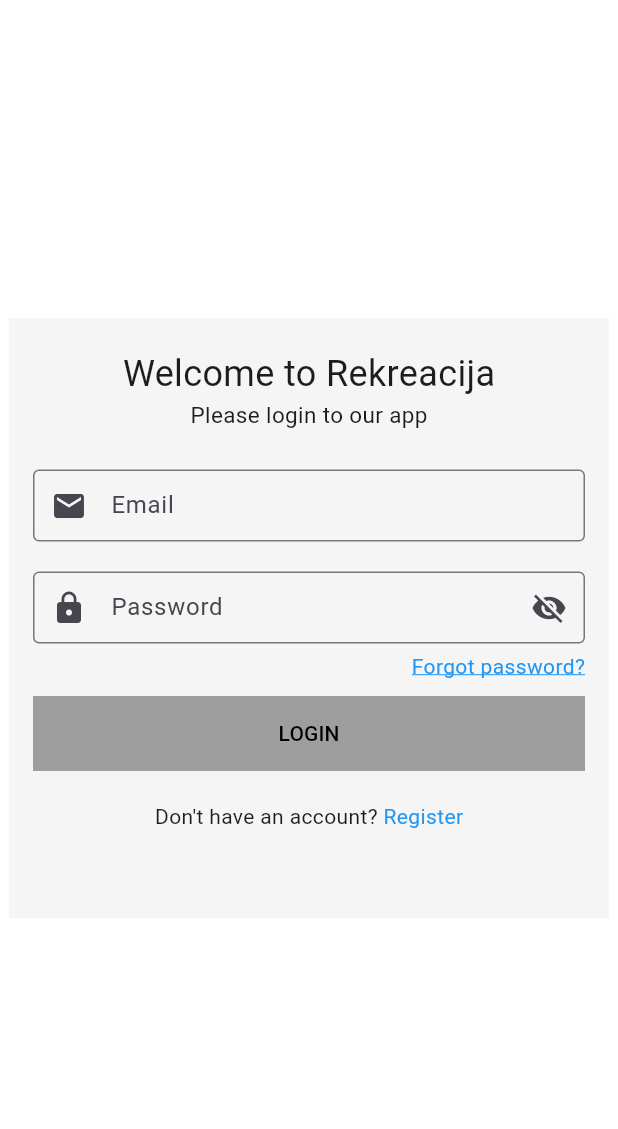
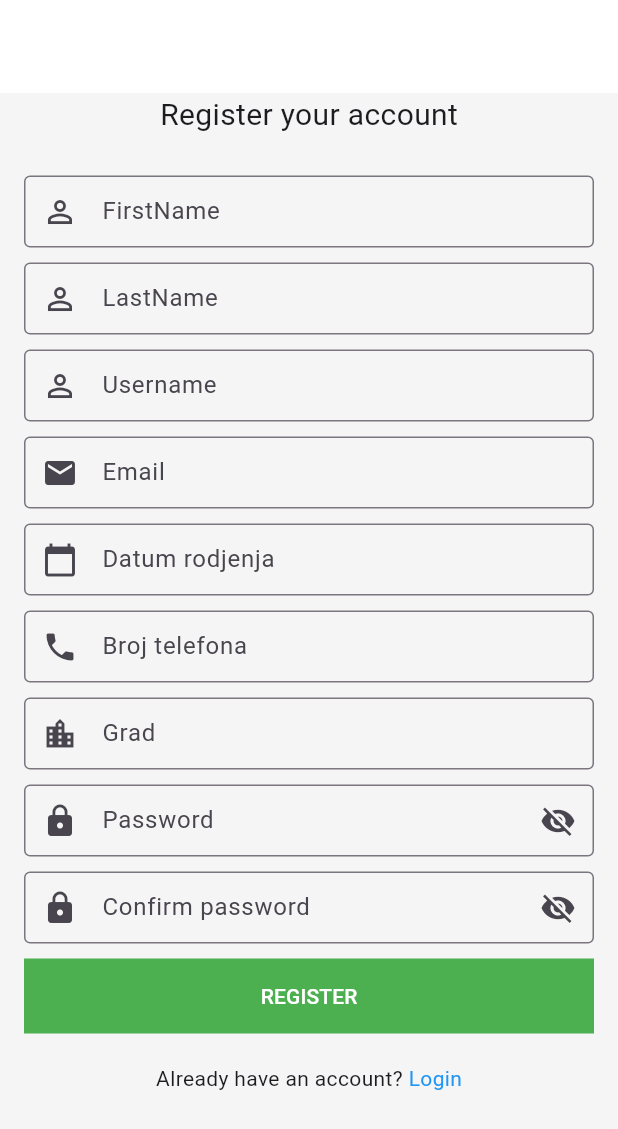
Before and after one commit to Siocic/rekreacija-ui, a Flutter app: the screen it shows after launch, on a phone screen of 412 x 824 dp. Shown: the top 1129 px of the screen. Run offline on Flutter 3.47's test engine with Material 3 defaults, Android fonts, the phone set to English and light mode, and no system bars; our stand-ins replace google_fonts.

Commit message:
add register screen

```diff
--- a/rekreacija_desktop/lib/main.dart
+++ b/rekreacija_desktop/lib/main.dart
@@ -1,6 +1,7 @@
 import 'package:flutter/material.dart';
 import 'package:rekreacija_desktop/screens/home_page.dart';
 import 'package:rekreacija_desktop/screens/login.dart';
+import 'package:rekreacija_desktop/screens/register_screen.dart';
 
 void main() {
   runApp(const MyApp());
@@ -17,7 +18,7 @@ class MyApp extends StatelessWidget {
         colorScheme: ColorScheme.fromSeed(seedColor: Colors.deepPurple),
         useMaterial3: true,
       ),
-      home: LoginScreen()
+      home: RegisterScreen()
     );
   }
 }
--- /dev/null
+++ b/rekreacija_desktop/lib/screens/register_screen.dart
@@ -0,0 +1,334 @@
+import 'package:flutter/material.dart';
+
+class RegisterScreen extends StatefulWidget {
+  RegisterScreen({super.key});
+  final TextEditingController _firstNameController = TextEditingController();
+  final TextEditingController _lastNameController = TextEditingController();
+  final TextEditingController _usernameNameController = TextEditingController();
+  final TextEditingController _emailController = TextEditingController();
+  final TextEditingController _phoneController = TextEditingController();
+  final TextEditingController _passwordController = TextEditingController();
+  final TextEditingController _repeatPasswordContoller =
+      TextEditingController();
+
+  @override
+  State<StatefulWidget> createState() => _RegisterScreenState();
+}
+
+class _RegisterScreenState extends State<RegisterScreen> {
+  Color _emailColor = Colors.black;
+  Color _firstNameColor = Colors.black;
+  Color _lastNameColor = Colors.black;
+  Color _phoneColor = Colors.black;
+  Color _passwordColor = Colors.black;
+  bool _showPassword = false;
+  bool _showRepeatPassword = false;
+
+  bool emailValidation(TextEditingController controller) {
+    final emailRegex = RegExp(
+        r"[a-zA-Z0-9.a-zA-Z0-9.!#$%&'*+/=?^_`{|}~-]+@[a-zA-Z0-9-]+\.[a-zA-Z]+");
+    if (controller.text.isEmpty) {
+      setState(() {
+        _emailColor = Colors.red;
+      });
+      return false;
+    } else if (emailRegex.hasMatch(controller.text) == false) {
+      setState(() {
+        _emailColor = Colors.red;
+      });
+      return false;
+    }
+    setState(() {
+      _emailColor = Colors.black;
+    });
+    return true;
+  }
+
+  bool validateFirstOrLastName(
+      TextEditingController controller, bool isFirstName) {
+    if (controller.text.isEmpty && isFirstName) {
+      setState(() {
+        _firstNameColor = Colors.red;
+      });
+      return false;
+    }
+    if (controller.text.isEmpty && !isFirstName) {
+      setState(() {
+        _lastNameColor = Colors.red;
+      });
+      return false;
+    }
+    if ((controller.text.length < 2 || controller.text.length > 50)) {
+      if (isFirstName) {
+        setState(() {
+          _firstNameColor = Colors.red;
+        });
+      } else {
+        setState(() {
+          _lastNameColor = Colors.red;
+        });
+      }
+      return false;
+    }
+    if (isFirstName) {
+      setState(() {
+        _firstNameColor = Colors.black;
+      });
+    } else {
+      setState(() {
+        _lastNameColor = Colors.black;
+      });
+    }
+    return true;
+  }
+
+  bool phoneNumberValidation(TextEditingController controller) {
+    final phoneRegex = RegExp(r"^\+?[0-9]*$");
+
+    if (controller.text.isEmpty) {
+      setState(() {
+        _phoneColor = Colors.red;
+      });
+      return false;
+    } else if (!phoneRegex.hasMatch(controller.text)) {
+      setState(() {
+        _phoneColor = Colors.red;
+      });
+      return false;
+    }
+    setState(() {
+      _phoneColor = Colors.black;
+    });
+    return true;
+  }
+
+  bool checkPasswords(
+      TextEditingController password, TextEditingController repeatPassword) {
+    if ((password.text != repeatPassword.text) || password.text.isEmpty) {
+      setState(() {
+        _passwordColor = Colors.red;
+      });
+      return false;
+    }
+    setState(() {
+      _passwordColor = Colors.black;
+    });
+    return true;
+  }
+
+  @override
+  Widget build(BuildContext context) {
+    return Scaffold(
+      backgroundColor: Colors.white,
+      body: Center(
+        child: Container(
+          width: 500,
+          height: 700,
+          decoration: BoxDecoration(color: Colors.grey[100]),
+          child: Column(
+            children: [
+              const Text('Register your account',
+                  style: TextStyle(fontSize: 20)),
+              const SizedBox(
+                height: 10,
+              ),
+              Padding(
+                padding: const EdgeInsets.all(16.0),
+                child: Column(
+                  children: [
+                    TextField(
+                      controller: widget._firstNameController,
+                      decoration: InputDecoration(
+                        labelText: 'FirstName',
+                        prefixIcon: Icon(Icons.perm_identity),
+                        contentPadding: EdgeInsets.symmetric(horizontal: 10.0),
+                        border: OutlineInputBorder(),
+                        errorText: _firstNameColor == Colors.red
+                            ? 'The firstName is invalid. The firstName can have min 2 and max 50 letters'
+                            : null,
+                      ),
+                      keyboardType: TextInputType.name,
+                      style: TextStyle(color: _firstNameColor),
+                      onChanged: (value) => validateFirstOrLastName(
+                          widget._firstNameController, true),
+                    ),
+                    const SizedBox(height: 10),
+                    TextField(
+                      controller: widget._lastNameController,
+                      decoration: InputDecoration(
+                        labelText: 'LastName',
+                        prefixIcon: Icon(Icons.perm_identity),
+                        contentPadding: EdgeInsets.symmetric(horizontal: 10.0),
+                        border: OutlineInputBorder(),
+                        errorText: _lastNameColor == Colors.red
+                            ? 'The lastName is invalid. The lastName can have min 2 and max 50 letters'
+                            : null,
+                      ),
+                      keyboardType: TextInputType.name,
+                      style: TextStyle(color: _lastNameColor),
+                      onChanged: (value) => validateFirstOrLastName(
+                          widget._lastNameController, false),
+                    ),
+                    const SizedBox(height: 10),
+                    TextField(
+                      controller: widget._usernameNameController,
+                      decoration: const InputDecoration(
+                        labelText: 'Username',
+                        prefixIcon: Icon(Icons.perm_identity),
+                        contentPadding: EdgeInsets.symmetric(horizontal: 10.0),
+                        border: OutlineInputBorder(),
+                      ),
+                      keyboardType: TextInputType.name,
+                    ),
+                    const SizedBox(height: 10),
+                    TextField(
+                      controller: widget._emailController,
+                      decoration: InputDecoration(
+                        labelText: 'Email',
+                        prefixIcon: const Icon(Icons.email),
+                        contentPadding:
+                            const EdgeInsets.symmetric(horizontal: 10.0),
+                        border: const OutlineInputBorder(),
+                        errorText: _emailColor == Colors.red
+                            ? 'Email is invalid. Pattern: email@example.com'
+                            : null,
+                      ),
+                      keyboardType: TextInputType.emailAddress,
+                      style: TextStyle(color: _emailColor),
+                      onChanged: (value) =>
+                          emailValidation(widget._emailController),
+                    ),
+                    const SizedBox(height: 10),
+                    TextField(
+                      controller: TextEditingController(),
+                      decoration: const InputDecoration(
+                        labelText: 'Datum rodjenja',
+                        prefixIcon: Icon(Icons.calendar_today),
+                        contentPadding: EdgeInsets.symmetric(horizontal: 10.0),
+                        border: OutlineInputBorder(),
+                      ),
+                      keyboardType: TextInputType.datetime,
+                    ),
+                    const SizedBox(height: 10),
+                    TextField(
+                      controller: widget._phoneController,
+                      decoration: InputDecoration(
+                        labelText: 'Broj telefona',
+                        prefixIcon: Icon(Icons.phone),
+                        contentPadding: EdgeInsets.symmetric(horizontal: 10.0),
+                        border: OutlineInputBorder(),
+                        errorText: _phoneColor == Colors.red
+                            ? 'Phone only can have numbers'
+                            : null,
+                      ),
+                      keyboardType: TextInputType.phone,
+                      style: TextStyle(color: _phoneColor),
+                      onChanged: (value) =>
+                          phoneNumberValidation(widget._phoneController),
+                    ),
+                    const SizedBox(height: 10),
+                    TextField(
+                      controller: TextEditingController(),
+                      decoration: const InputDecoration(
+                        labelText: 'Grad',
+                        prefixIcon: Icon(Icons.location_city),
+                        contentPadding: EdgeInsets.symmetric(horizontal: 10.0),
+                        border: OutlineInputBorder(),
+                      ),
+                      keyboardType: TextInputType.name,
+                    ),
+                    const SizedBox(height: 10),
+                    TextField(
+                      controller: widget._passwordController,
+                      obscureText: !_showPassword,
+                      decoration: InputDecoration(
+                        labelText: 'Password',
+                        prefixIcon: const Icon(Icons.lock),
+                        suffixIcon: IconButton(
+                          icon: Icon(_showPassword
+                              ? Icons.visibility
+                              : Icons.visibility_off),
+                          onPressed: () {
+                            setState(() {
+                              _showPassword = !_showPassword;
+                            });
+                          },
+                        ),
+                        contentPadding:
+                            const EdgeInsets.symmetric(horizontal: 10.0),
+                        border: const OutlineInputBorder(),
+                        errorText: _passwordColor == Colors.red
+                            ? 'The passwords didn\t match'
+                            : null,
+                      ),
+                      style: TextStyle(color: _passwordColor),
+                    ),
+                    const SizedBox(height: 10),
+                    TextField(
+                      controller: widget._repeatPasswordContoller,
+                      obscureText: !_showRepeatPassword,
+                      decoration: InputDecoration(
+                        labelText: 'Confirm password',
+                        prefixIcon: const Icon(Icons.lock),
+                        suffixIcon: IconButton(
+                          icon: Icon(_showRepeatPassword
+                              ? Icons.visibility
+                              : Icons.visibility_off),
+                          onPressed: () {
+                            setState(() {
+                              _showRepeatPassword = !_showRepeatPassword;
+                            });
+                          },
+                        ),
+                        contentPadding:
+                            const EdgeInsets.symmetric(horizontal: 10.0),
+                        border: const OutlineInputBorder(),
+                        errorText: _passwordColor == Colors.red
+                            ? 'The passwords didn\t match'
+                            : null,
+                      ),
+                      style: TextStyle(color: _passwordColor),
+                    ),
+                    const SizedBox(height: 10),
+                    SizedBox(
+                      width: 500,
+                      height: 50,
+                      child: TextButton(
+                        onPressed: () {
+                          print('Register');
+                        },
+                        child: Text('REGISTER'),
+                        style: TextButton.styleFrom(
+                            backgroundColor: Colors.green,
+                            foregroundColor: Colors.white,
+                            shape: RoundedRectangleBorder(
+                              borderRadius: BorderRadius.zero,
+                            )),
+                      ),
+                    ),
+                    const SizedBox(height: 20),
+                    Row(
+                      mainAxisAlignment: MainAxisAlignment.center,
+                      children: [
+                        const Text('Already have an account? '),
+                        GestureDetector(
+                          onTap: () {
+                            print('Login');
+                          },
+                          child: const Text(
+                            'Login',
+                            style: TextStyle(color: Colors.blue),
+                          ),
+                        ),
+                      ],
+                    ),
+                  ],
+                ),
+              )
+            ],
+          ),
+        ),
+      ),
+    );
+  }
+}
```
